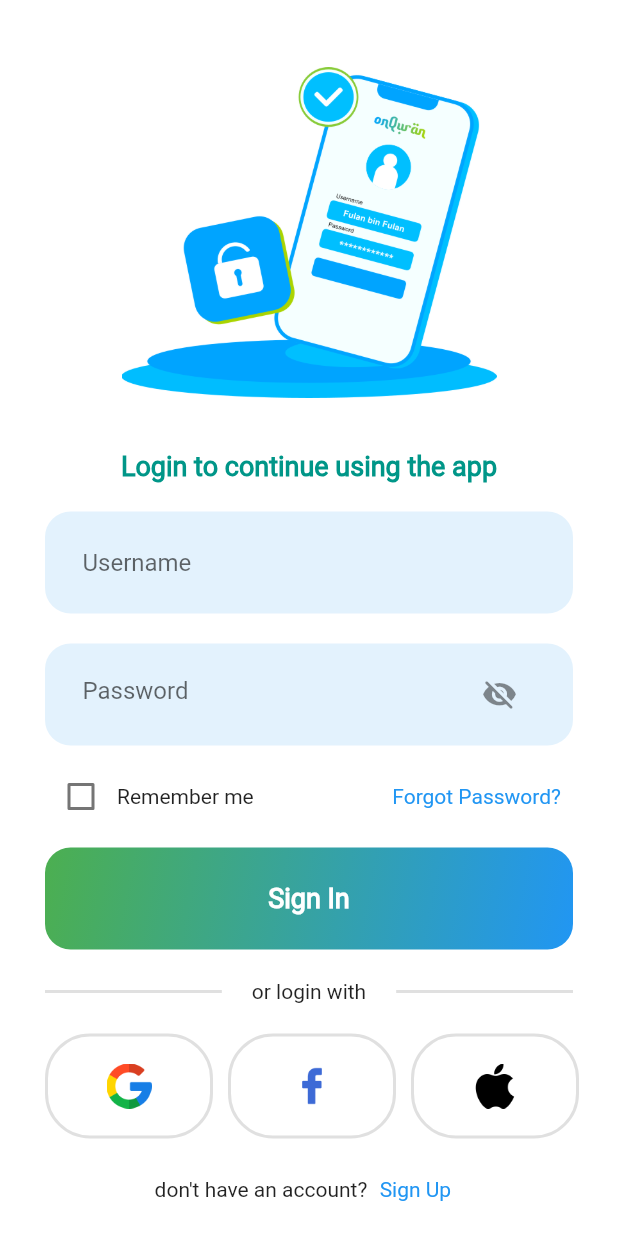
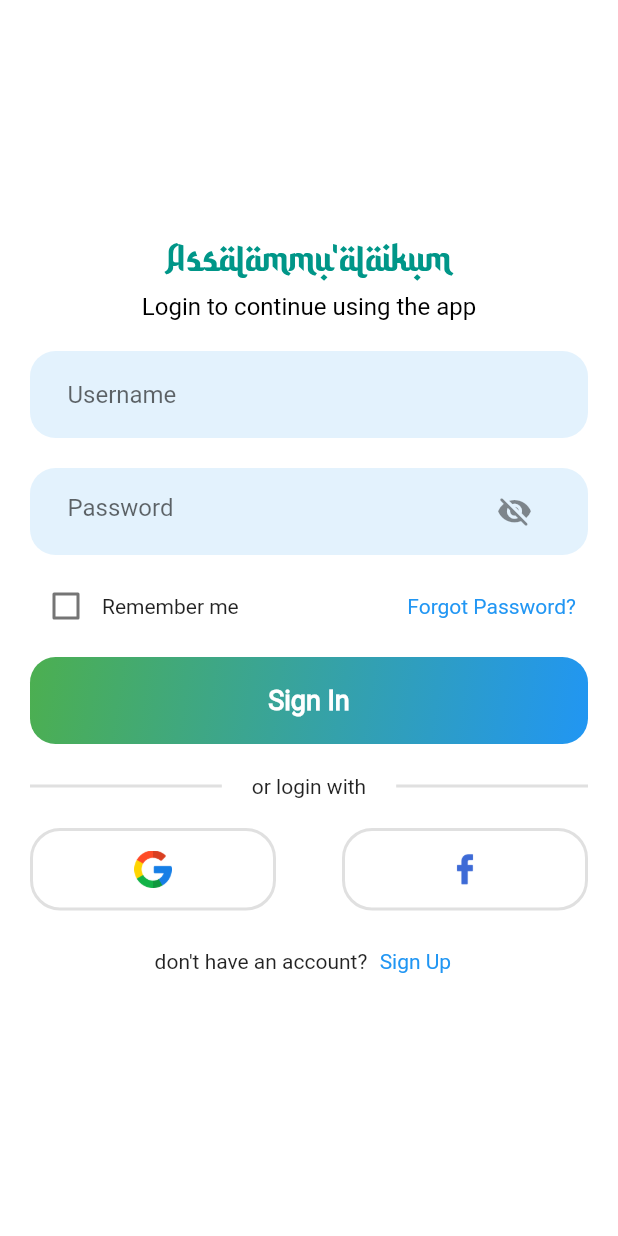
Before and after one commit to lemillionid/on_quran, a Flutter app: the LoginPage screen opened by its route, on a phone screen of 412 x 824 dp. Run offline on Flutter 3.47's test engine with Material 2 defaults, Android fonts, the light colour scheme and no system bars; our stand-ins replace animated_text_kit, dio.

Commit message:
perbaikan tampilan UI

```diff
--- a/lib/src/core/auth/login_page.dart
+++ b/lib/src/core/auth/login_page.dart
@@ -25,30 +25,41 @@
   Widget build(BuildContext context) {
     return Scaffold(
       body: Container(
-        padding: const EdgeInsets.all(30),
+        padding: const EdgeInsets.all(20),
         color: Colors.white,
         height: MediaQuery.of(context).size.height,
         width: MediaQuery.of(context).size.width,
+        child: SafeArea(
           child: Center(
             child: Column(
               mainAxisAlignment: MainAxisAlignment.center,
               crossAxisAlignment: CrossAxisAlignment.center,
               children: [
-              Image.asset(
-                "assets/images/login_illus.png",
-                height: 250,
-                width: 250,
+                // Image.asset(
+                //   "assets/images/login_illus.png",
+                //   height: 220,
+                //   width: 220,
+                // ),
+                // const SizedBox(height: 20),
+                const Column(
+                  crossAxisAlignment: CrossAxisAlignment.center,
+                  children: [
+                    Text(
+                      "Assalammu'alaikum",
+                      style: TextStyle(
+                        color: Colors.teal,
+                        fontSize: 28,
+                        fontFamily: "ArabicCaligraphy",
                       ),
-              const SizedBox(height: 20),
-              Column(
-                crossAxisAlignment: CrossAxisAlignment.start,
-                children: const [
+                    ),
+                    SizedBox(
+                      height: 5,
+                    ),
                     Text(
                       "Login to continue using the app",
                       style: TextStyle(
-                      color: Colors.teal,
-                      fontSize: 18,
-                      fontWeight: FontWeight.bold,
+                        color: Colors.black,
+                        fontSize: 16,
                         fontFamily: "Roboto",
                       ),
                     ),
@@ -57,12 +68,13 @@
                 const SizedBox(height: 20),
                 Container(
                   padding: const EdgeInsets.symmetric(
-                  vertical: 10,
+                    vertical: 5,
                     horizontal: 25,
                   ),
                   decoration: BoxDecoration(
                       color: Colors.blue.shade50,
-                    borderRadius: const BorderRadius.all(Radius.circular(17))),
+                      borderRadius:
+                          const BorderRadius.all(Radius.circular(17))),
                   child: TextFormField(
                     decoration: const InputDecoration(
                       hintText: "Username",
@@ -73,12 +85,13 @@
                 const SizedBox(height: 20),
                 Container(
                   padding: const EdgeInsets.symmetric(
-                  vertical: 10,
+                    vertical: 5,
                     horizontal: 25,
                   ),
                   decoration: BoxDecoration(
                       color: Colors.blue.shade50,
-                    borderRadius: const BorderRadius.all(Radius.circular(17))),
+                      borderRadius:
+                          const BorderRadius.all(Radius.circular(17))),
                   child: TextFormField(
                     obscureText: !_passwordVisible,
                     decoration: InputDecoration(
@@ -127,7 +140,7 @@
                 ),
                 const SizedBox(height: 10),
                 Container(
-                padding: const EdgeInsets.symmetric(vertical: 10),
+                  padding: const EdgeInsets.symmetric(vertical: 5),
                   width: double.infinity,
                   decoration: BoxDecoration(
                       gradient: LinearGradient(
@@ -137,7 +150,8 @@
                         begin: Alignment.topLeft,
                         end: Alignment.bottomRight,
                       ),
-                    borderRadius: const BorderRadius.all(Radius.circular(17))),
+                      borderRadius:
+                          const BorderRadius.all(Radius.circular(17))),
                   child: ElevatedButton(
                     onPressed: () {
                       _toggleButtonState();
@@ -189,13 +203,13 @@
                   mainAxisAlignment: MainAxisAlignment.spaceBetween,
                   children: [
                     Container(
-                    height: 70,
+                      height: 55,
                       padding: const EdgeInsets.symmetric(
-                        horizontal: 30, vertical: 10),
+                          horizontal: 56, vertical: 5),
                       decoration: BoxDecoration(
                           color: Colors.white,
                           borderRadius:
-                            const BorderRadius.all(Radius.circular(30)),
+                              const BorderRadius.all(Radius.circular(20)),
                           border: Border.all(
                             color: Colors.grey.shade300,
                             width: 2,
@@ -209,13 +223,13 @@
                     ),
                     const SizedBox(width: 10),
                     Container(
-                    height: 70,
+                      height: 55,
                       padding: const EdgeInsets.symmetric(
-                        horizontal: 30, vertical: 10),
+                          horizontal: 56, vertical: 5),
                       decoration: BoxDecoration(
                           color: Colors.white,
                           borderRadius:
-                            const BorderRadius.all(Radius.circular(30)),
+                              const BorderRadius.all(Radius.circular(20)),
                           border: Border.all(
                             color: Colors.grey.shade300,
                             width: 2,
@@ -223,23 +237,6 @@
                       child: IconButton(
                           onPressed: () {},
                           icon: Image.asset("assets/icons/facebook.png")),
-                  ),
-                  const SizedBox(width: 10),
-                  Container(
-                    height: 70,
-                    padding: const EdgeInsets.symmetric(
-                        horizontal: 30, vertical: 10),
-                    decoration: BoxDecoration(
-                        color: Colors.white,
-                        borderRadius:
-                            const BorderRadius.all(Radius.circular(30)),
-                        border: Border.all(
-                          color: Colors.grey.shade300,
-                          width: 2,
-                        )),
-                    child: IconButton(
-                        onPressed: () {},
-                        icon: Image.asset("assets/icons/apple.png")),
                     ),
                   ],
                 ),
@@ -263,6 +260,7 @@
             ),
           ),
         ),
+      ),
     );
   }
 }
```
Also changed, not shown: assets/images/login_illus.png, pubspec.lock, 1 other file. Lines whose indentation alone changed are shown as unchanged.
